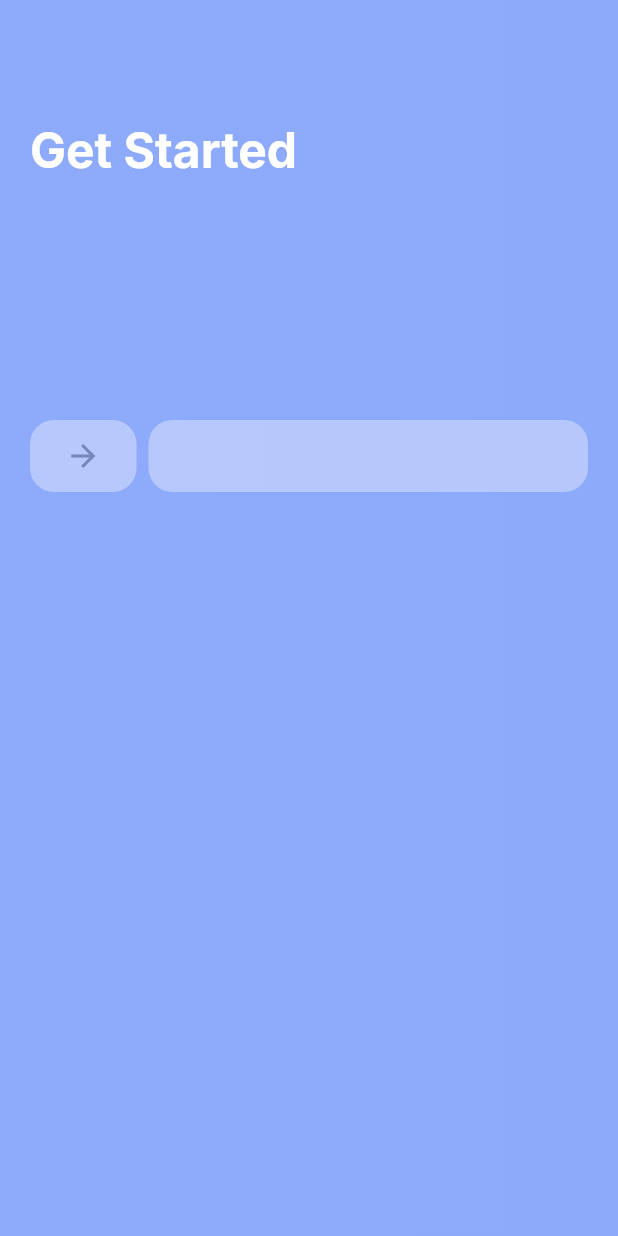
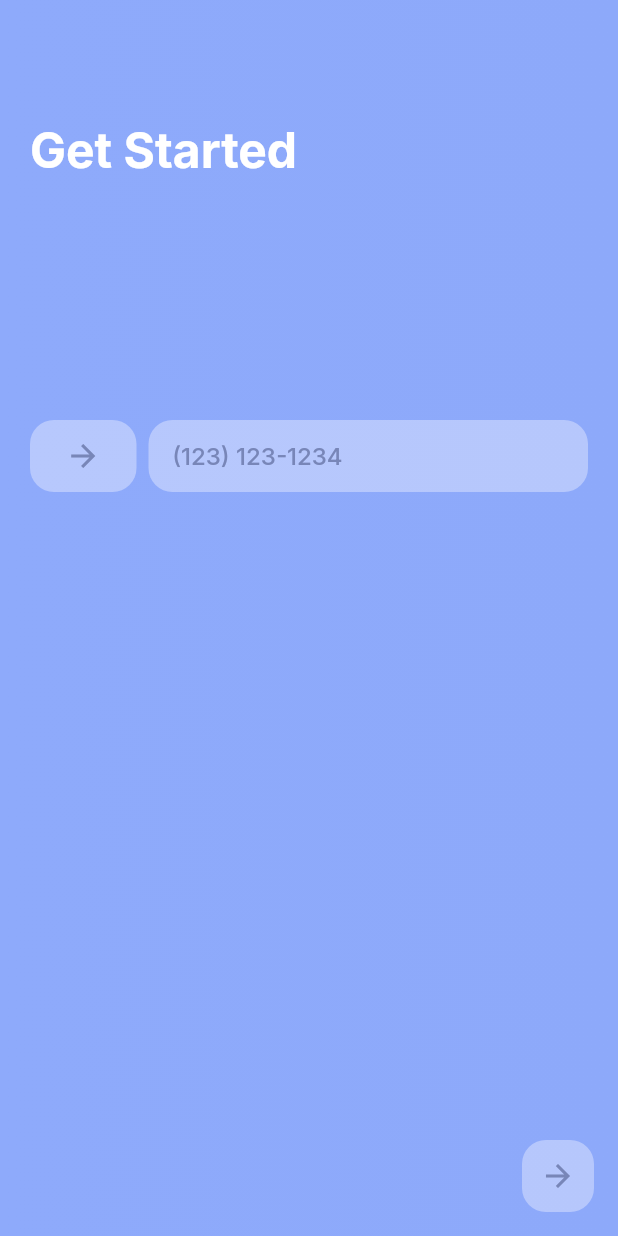
Before and after one commit to unikursal/test_app, a Flutter app: the screen it shows after launch, on a phone screen of 412 x 824 dp. Run offline on Flutter 3.47's test engine with Material 2 defaults, Android fonts, the phone set to English and light mode, and no system bars; our stand-ins replace dio, freezed_annotation, get_it, google_fonts, logger, retrofit; generated files the repository leaves out were written again; network calls fail.

Commit message:
Added text field and result dialog

```diff
--- a/lib/presentation/phone_number_screen/phone_number_screen.dart
+++ b/lib/presentation/phone_number_screen/phone_number_screen.dart
@@ -1,3 +1,5 @@
+import 'dart:async';
+
 import 'package:flutter/material.dart';
 import 'package:flutter/services.dart';
 import 'package:phone_number_screen/dictionary/dictionary_classes/phone_number_screen_language.dart';
@@ -5,7 +7,9 @@ import 'package:phone_number_screen/dictionary/main_dictionary.dart';
 import 'package:phone_number_screen/models/country.dart';
 import 'package:phone_number_screen/presentation/phone_number_screen/widgets/phone_field_widget.dart';
 import 'package:phone_number_screen/presentation/shared/main_button.dart';
+import 'package:phone_number_screen/presentation/shared/result_dialog.dart';
 import 'package:phone_number_screen/res/app_colors.dart';
+import 'package:phone_number_screen/res/app_const.dart';
 import 'package:phone_number_screen/res/app_fonts.dart';
 import 'package:phone_number_screen/res/app_gradients.dart';
 import 'package:phone_number_screen/services/country_service/country_service.dart';
@@ -21,6 +25,8 @@ class PhoneNumberScreen extends StatefulWidget {
 class _PhoneNumberScreenState extends State<PhoneNumberScreen> {
   late final PhoneNumberScreenLanguage _language;
   late final Future<List<Country>> countries;
+  late final ValueNotifier<bool> _valueNotifier;
+  String? _phoneNumber;
 
   @override
   void initState() {
@@ -29,6 +35,13 @@ class _PhoneNumberScreenState extends State<PhoneNumberScreen> {
     _language = MainDictionary.instance.language.phoneNumberScreenLanguage;
 
     countries = getIt<CountryService>().getCountries();
+    _valueNotifier = ValueNotifier(false);
+  }
+
+  @override
+  void dispose() {
+    _valueNotifier.dispose();
+    super.dispose();
   }
 
   @override
@@ -40,7 +53,7 @@ class _PhoneNumberScreenState extends State<PhoneNumberScreen> {
       ),
       child: Scaffold(
         body: GestureDetector(
-          onTap: (){
+          onTap: () {
             FocusManager.instance.primaryFocus?.unfocus();
           },
           child: Container(
@@ -64,7 +77,9 @@ class _PhoneNumberScreenState extends State<PhoneNumberScreen> {
                     child: Row(
                       children: [
                         MainButton(
-                          onTap: () {},
+                          onTap: () {
+
+                          },
                           width: 71.0,
                           height: 48.0,
                           //AppColors.purple200
@@ -76,7 +91,9 @@ class _PhoneNumberScreenState extends State<PhoneNumberScreen> {
                         ),
                         const SizedBox(width: 8.0),
                         Expanded(
-                          child: PhoneFieldWidget(),
+                          child: PhoneFieldWidget(
+                            onChange: _phoneTextFieldOnChange,
+                          ),
                         ),
                       ],
                     ),
@@ -86,7 +103,39 @@ class _PhoneNumberScreenState extends State<PhoneNumberScreen> {
             ),
           ),
         ),
+        floatingActionButton: ValueListenableBuilder(
+          valueListenable: _valueNotifier,
+          builder: (BuildContext valueListenableBuilderContext, bool value, Widget? __) {
+            return MainButton(
+              onTap: () {
+                showDialog(
+                  context: valueListenableBuilderContext,
+                  barrierDismissible: true,
+                  builder: (BuildContext _) => ResultDialog(
+                    phoneNumber: _phoneNumber!,
+                  ),
+                );
+              },
+              width: 48.0,
+              height: 48.0,
+              child: Icon(
+                Icons.arrow_forward,
+                color: value ? AppColors.purple200 : AppColors.blue200,
+              ),
+              color: value ? AppColors.white : AppColors.purple10,
+            );
+          },
+        ),
       ),
     );
   }
+
+  void _phoneTextFieldOnChange(String text) {
+    _phoneNumber = text;
+    if (text.length == phoneNumberLength) {
+      _valueNotifier.value = true;
+    } else {
+      if (_valueNotifier.value == true) _valueNotifier.value = false;
+    }
+  }
 }
--- a/lib/presentation/phone_number_screen/widgets/phone_field_widget.dart
+++ b/lib/presentation/phone_number_screen/widgets/phone_field_widget.dart
@@ -6,7 +6,12 @@ import 'package:phone_number_screen/res/app_fonts.dart';
 import 'package:phone_number_screen/utils/input_formatter/phone_number_input_formatter.dart';
 
 class PhoneFieldWidget extends StatefulWidget {
-  const PhoneFieldWidget({Key? key}) : super(key: key);
+  final Function(String) onChange;
+
+  const PhoneFieldWidget({
+    required this.onChange,
+    Key? key,
+  }) : super(key: key);
 
   @override
   _PhoneFieldWidgetState createState() => _PhoneFieldWidgetState();
@@ -62,7 +67,7 @@ class _PhoneFieldWidgetState extends State<PhoneFieldWidget> {
                 textDirection: TextDirection.ltr,
               )..layout();
 
-              double padding = painter.width;
+              double padding = painter.width + 3.8;
               return TextFormField(
                 cursorColor: AppColors.purple200,
                 style: AppFonts.phoneNumberTextStyle,
@@ -70,23 +75,28 @@ class _PhoneFieldWidgetState extends State<PhoneFieldWidget> {
                 controller: _controller,
                 decoration: InputDecoration(
                   border: InputBorder.none,
-                  contentPadding: const EdgeInsets.symmetric(
-                    vertical: 14.0,
-                    horizontal: 12.0,
+                  contentPadding: const EdgeInsets.only(
+                    top: 14.0,
+                    bottom: 14.0,
+                    left: 12.0,
                   ),
-                  // suffixIcon: Container(
-                  //   alignment: Alignment.centerLeft,
-                  //   margin: EdgeInsets.only(left: 12.0 + padding),
-                  //   child: Text(
-                  //     hintText,
-                  //     style: AppFonts.phoneNumberHintTextStyle,
-                  //   ),
-                  // ),
+                  suffixIconConstraints: BoxConstraints(
+                    maxWidth: constraints.maxWidth - (12.0 + padding),
+                  ),
+                  suffixIcon: Container(
+                    alignment: Alignment.centerLeft,
+                    child: Text(
+                      hintText,
+                      textAlign: TextAlign.left,
+                      style: AppFonts.phoneNumberHintTextStyle,
+                    ),
+                  ),
                 ),
                 inputFormatters: [
                   LengthLimitingTextInputFormatter(phoneNumberLength),
                   PhoneNumberInputFormatter(),
                 ],
+                onChanged: widget.onChange,
               );
             },
           );
--- a/lib/res/app_const.dart
+++ b/lib/res/app_const.dart
@@ -8,10 +8,11 @@ final Logger logger = Logger(
 );
 
 const String enDictionaryPath = 'assets/dictionary/en.json';
-const int phoneNumberLength = 10;
+const int phoneNumberLength = 14;
 const String phoneNumberHintText = '(123) 123-1234';
 const String leftBracket = '(';
 const String rightBracket = ')';
 const String space = ' ';
 const String hyphen = '-';
 const String phoneNumberPattern = r'\(?(\d{3})?\)? ?(\d{1,3})?-?(\d*)';
+const String phoneNumberAdditionalCharactersPattern = r'\(|\)|\-| ';
```
Also changed, not shown: lib/presentation/phone_number_screen/widgets/country_select_widget.dart (added, +12 -0 lines), lib/presentation/shared/result_dialog.dart (added, +31 -0 lines), lib/utils/input_formatter/phone_number_input_formatter.dart (+34 -12 lines).
